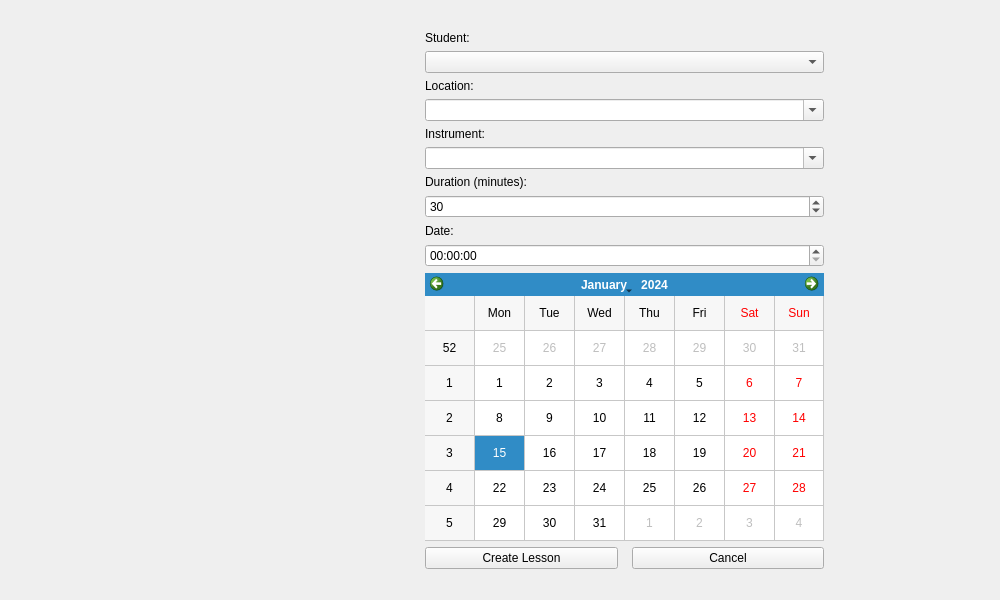
Before: the Qt Designer form designer/new_lesson.ui in ltrel/piu-mosso-client, drawn with Qt 5.
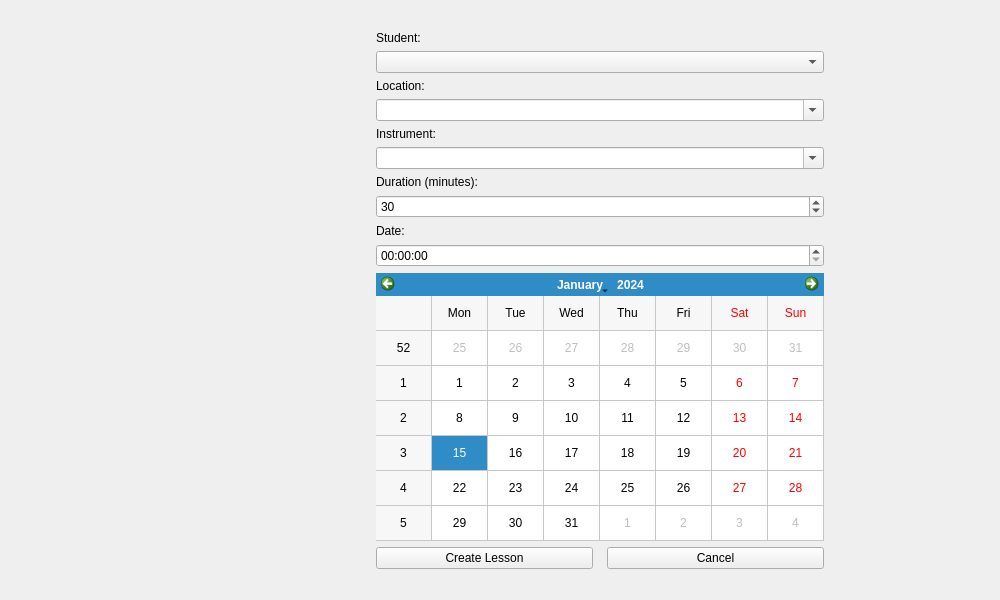
After: the same form once the commit is applied.

Patch:
```diff
--- a/designer/new_lesson.ui
+++ b/designer/new_lesson.ui
@@ -13,7 +13,7 @@
   <property name="windowTitle">
    <string>New Lesson</string>
   </property>
-  <layout class="QHBoxLayout" name="horizontalLayout" stretch="1,3">
+  <layout class="QHBoxLayout" name="horizontalLayout" stretch="1,4">
    <item>
     <widget class="QWidget" name="sidebar_frame" native="true">
      <property name="sizePolicy">
```
